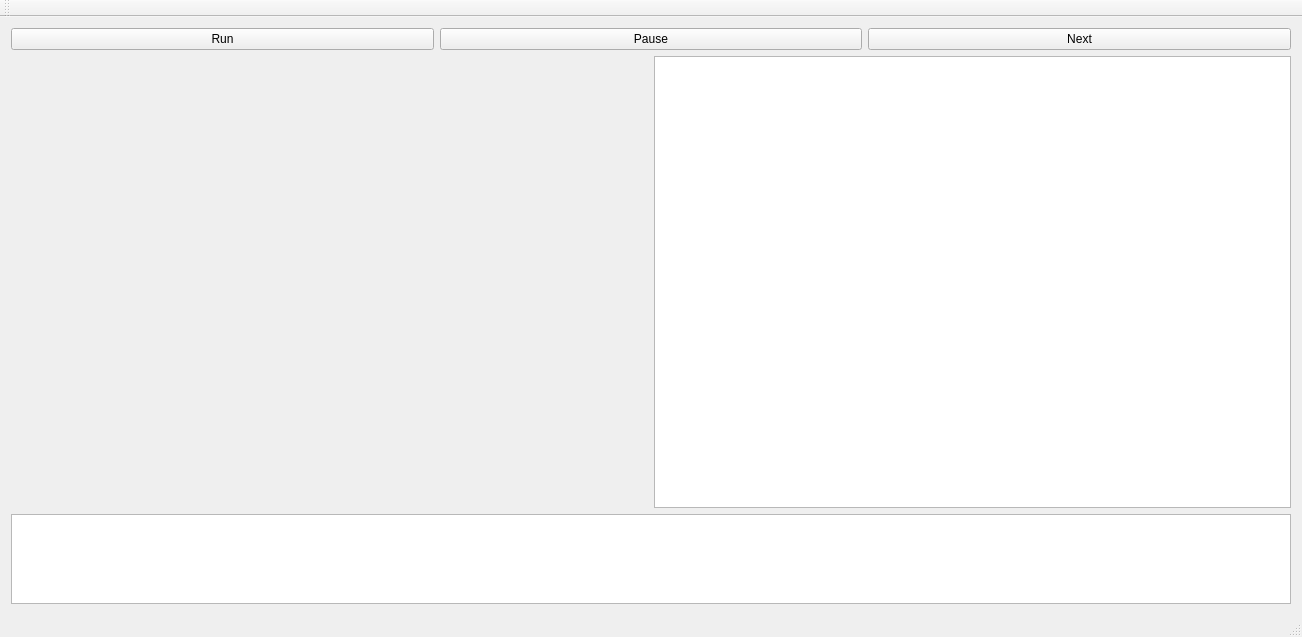
First picture: the form in OK64/mainwindow.ui, repository leuat/OK64, before the edit.
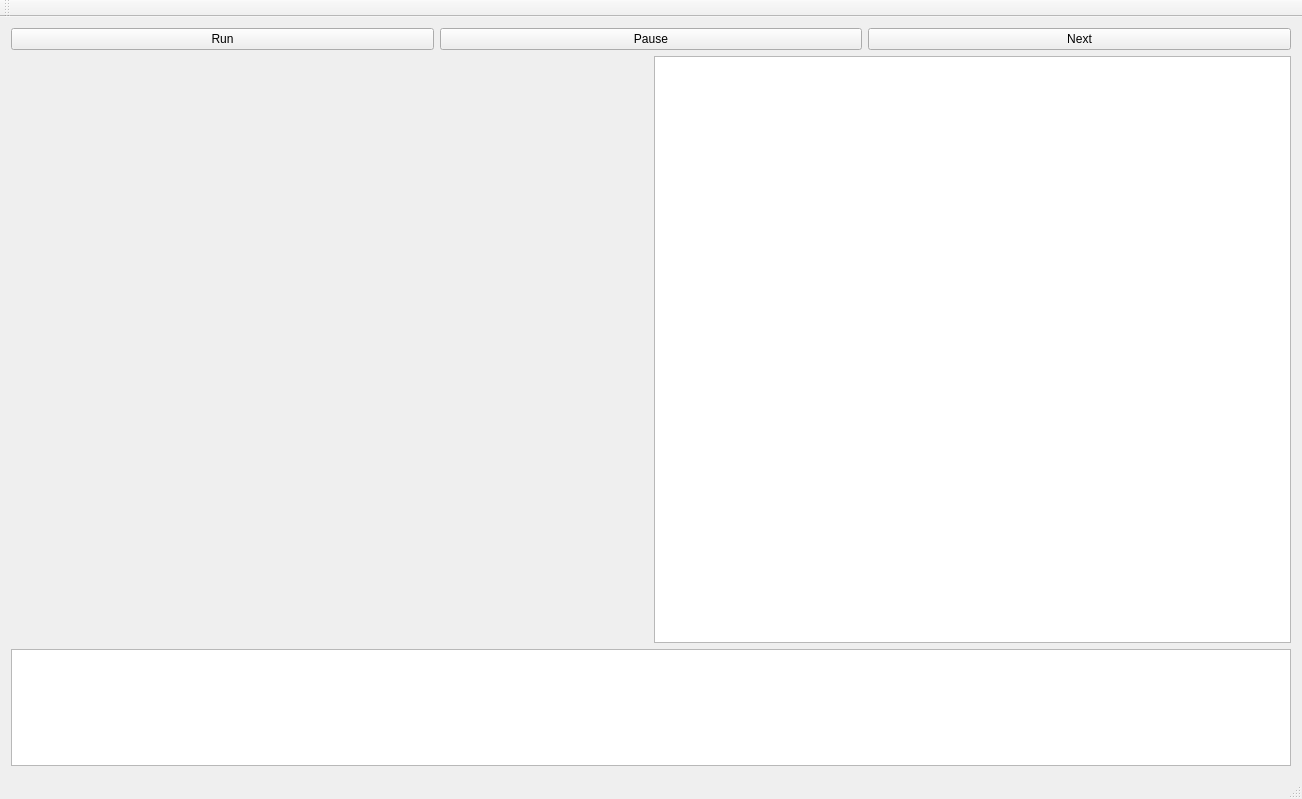
Second picture: the form after the edit.

```diff
--- a/OK64/mainwindow.ui
+++ b/OK64/mainwindow.ui
@@ -7,7 +7,7 @@
     <x>0</x>
     <y>0</y>
     <width>1302</width>
-    <height>637</height>
+    <height>799</height>
    </rect>
   </property>
   <property name="windowTitle">
```
